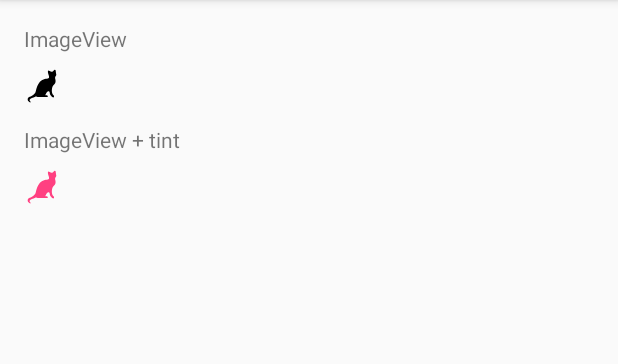
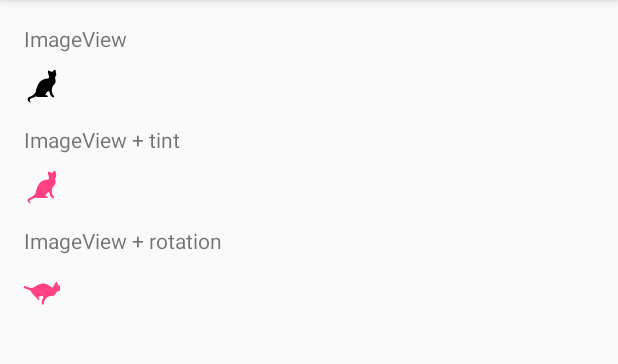
Before and after one commit to AyaEbata/VectorDrawable, an Android app: the screen it shows after launch (MainActivity), on a phone screen of 412 x 824 dp, the part 84-448 px from its top. Run offline under Robolectric (Android 15) with nearby library versions, the phone set to English and light mode, and no system bars.

Commit message:
add rotation image

```diff
--- a/app/src/main/res/drawable/ic_cat_black_24dp.xml
+++ b/app/src/main/res/drawable/ic_cat_black_24dp.xml
@@ -1,7 +1,17 @@
-<vector android:height="24dp" android:viewportHeight="380.0"
-    android:viewportWidth="400.0" android:width="24dp" xmlns:android="http://schemas.android.com/apk/res/android">
-    <path android:fillAlpha="1" android:fillColor="#000000"
+<vector
+    android:height="24dp"
+    android:width="24dp"
+    android:viewportHeight="380.0"
+    android:viewportWidth="400.0"
+    xmlns:android="http://schemas.android.com/apk/res/android">
+
+    <path
+        android:fillAlpha="1"
+        android:fillColor="#000000"
         android:pathData="M151.3,307.2L264.3,307.2C264.3,291.1 263.2,288 236.6,288C240.8,275.2 258.1,244.4 267.7,244.4C276.2,244.4 286.3,244.8 286.3,264.2C286.3,286.2 323.4,321.7 332.3,307.2C345.7,285.6 309.3,292.2 309.3,240.2C309.3,169.1 350.9,179.2 350.9,139.2C350.9,119.2 345.3,116.5 345.3,102.2C345.3,83.3 362,84.4 358.8,68.7C356.5,57.9 354.8,49.2 353.5,36.1C352.5,26.9 352.2,17 342.6,17.4C331.3,17.8 327,37.8 309.3,39.2C291.8,40.6 276.8,24.2 270,26.6C263.2,28.9 265.3,47.2 269.3,60.2C275.6,80.6 289.3,107.2 264.3,111.2C239.3,115.2 196.3,119.2 165.3,160.2C134.3,201.2 135.5,249.3 123.3,264.2C82.6,314.2 40.8,293.6 40.8,335.2C40.8,353.8 72.3,367.2 77.3,361.2C82.3,355.2 34.9,337.3 88,316.2C133.4,298.2 137.4,294.5 151.3,307.2z"
-        android:strokeAlpha="1" android:strokeColor="#00000000"
-        android:strokeLineCap="butt" android:strokeLineJoin="miter"/>
+        android:strokeAlpha="1"
+        android:strokeColor="#00000000"
+        android:strokeLineCap="butt"
+        android:strokeLineJoin="miter"/>
+
 </vector>
--- /dev/null
+++ b/app/src/main/res/drawable/ic_cat_rotation_black_24dp.xml
@@ -0,0 +1,23 @@
+<vector
+    android:height="24dp"
+    android:width="24dp"
+    android:viewportHeight="380.0"
+    android:viewportWidth="400.0"
+    xmlns:android="http://schemas.android.com/apk/res/android">
+
+    <group
+        android:rotation="45"
+        android:pivotX="200.0"
+        android:pivotY="190.0">
+
+        <path
+            android:fillAlpha="1"
+            android:fillColor="#000000"
+            android:pathData="M151.3,307.2L264.3,307.2C264.3,291.1 263.2,288 236.6,288C240.8,275.2 258.1,244.4 267.7,244.4C276.2,244.4 286.3,244.8 286.3,264.2C286.3,286.2 323.4,321.7 332.3,307.2C345.7,285.6 309.3,292.2 309.3,240.2C309.3,169.1 350.9,179.2 350.9,139.2C350.9,119.2 345.3,116.5 345.3,102.2C345.3,83.3 362,84.4 358.8,68.7C356.5,57.9 354.8,49.2 353.5,36.1C352.5,26.9 352.2,17 342.6,17.4C331.3,17.8 327,37.8 309.3,39.2C291.8,40.6 276.8,24.2 270,26.6C263.2,28.9 265.3,47.2 269.3,60.2C275.6,80.6 289.3,107.2 264.3,111.2C239.3,115.2 196.3,119.2 165.3,160.2C134.3,201.2 135.5,249.3 123.3,264.2C82.6,314.2 40.8,293.6 40.8,335.2C40.8,353.8 72.3,367.2 77.3,361.2C82.3,355.2 34.9,337.3 88,316.2C133.4,298.2 137.4,294.5 151.3,307.2z"
+            android:strokeAlpha="1"
+            android:strokeColor="#00000000"
+            android:strokeLineCap="butt"
+            android:strokeLineJoin="miter"/>
+
+    </group>
+</vector>
--- a/app/src/main/res/layout/activity_main.xml
+++ b/app/src/main/res/layout/activity_main.xml
@@ -45,4 +45,23 @@
         android:layout_marginTop="10dp"
         android:id="@+id/image_view_tint" />
 
+    <TextView
+        android:text="@string/image_view_rotation"
+        android:layout_width="wrap_content"
+        android:layout_height="wrap_content"
+        android:layout_below="@+id/image_view_tint"
+        android:layout_alignParentStart="true"
+        android:layout_marginTop="14dp"
+        android:id="@+id/image_view_rotation_text" />
+
+    <ImageView
+        android:layout_width="wrap_content"
+        android:layout_height="wrap_content"
+        app:srcCompat="@drawable/ic_cat_rotation_black_24dp"
+        android:tint="@color/colorAccent"
+        android:layout_below="@+id/image_view_rotation_text"
+        android:layout_alignParentStart="true"
+        android:layout_marginTop="10dp"
+        android:id="@+id/image_view_rotation" />
+
 </RelativeLayout>
--- a/app/src/main/res/values/strings.xml
+++ b/app/src/main/res/values/strings.xml
@@ -3,4 +3,5 @@
 
     <string name="image_view">ImageView</string>
     <string name="image_view_tint">ImageView + tint</string>
+    <string name="image_view_rotation">ImageView + rotation</string>
 </resources>
```
